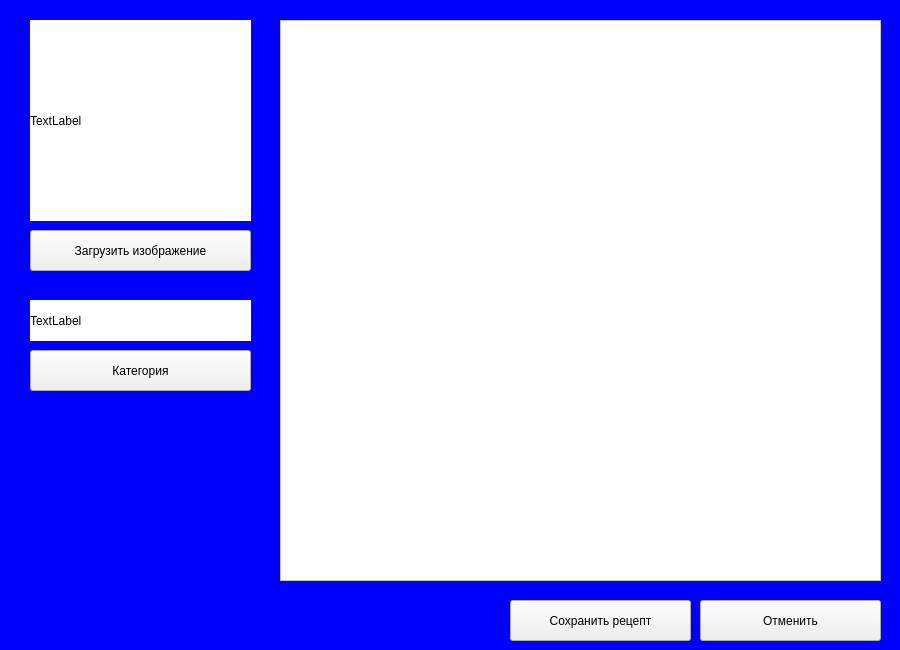
Krasnoffsky/Study, file Visual Programming/CourseWork/Part2/ReceptBook/newrecordwidget.ui: the form before one commit.
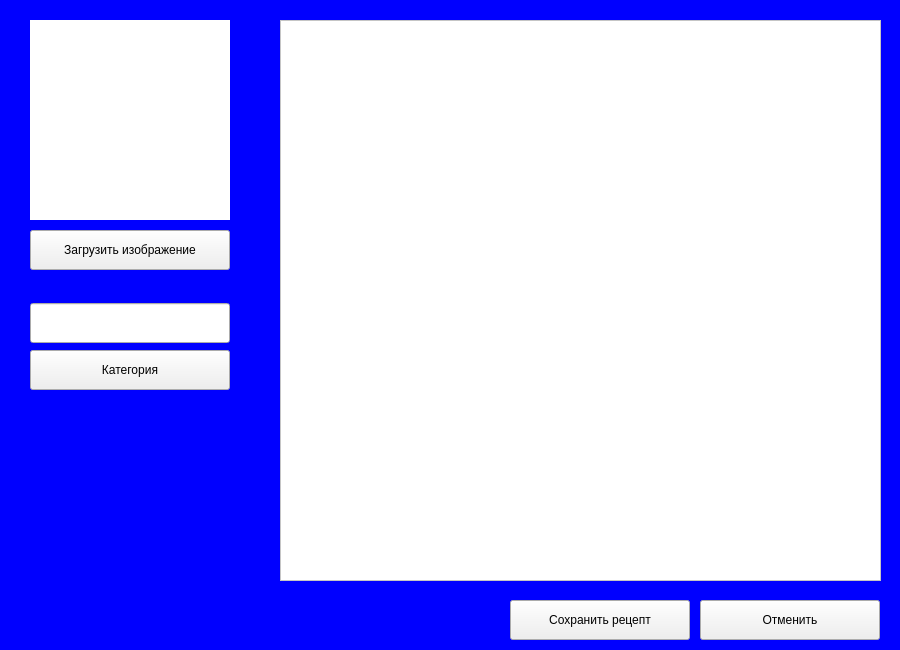
The form after the commit.

What changed in the file:
```diff
--- a/Visual Programming/CourseWork/Part2/ReceptBook/newrecordwidget.ui
+++ b/Visual Programming/CourseWork/Part2/ReceptBook/newrecordwidget.ui
@@ -24,25 +24,12 @@
     <rect>
      <x>30</x>
      <y>20</y>
-     <width>221</width>
-     <height>201</height>
+     <width>200</width>
+     <height>200</height>
     </rect>
    </property>
    <property name="text">
-    <string>TextLabel</string>
-   </property>
-  </widget>
-  <widget class="QLabel" name="nameLabel">
-   <property name="geometry">
-    <rect>
-     <x>30</x>
-     <y>300</y>
-     <width>221</width>
-     <height>41</height>
-    </rect>
-   </property>
-   <property name="text">
-    <string>TextLabel</string>
+    <string/>
    </property>
   </widget>
   <widget class="QPushButton" name="addPicButton">
@@ -50,8 +37,8 @@
     <rect>
      <x>30</x>
      <y>230</y>
-     <width>221</width>
-     <height>41</height>
+     <width>200</width>
+     <height>40</height>
     </rect>
    </property>
    <property name="text">
@@ -63,8 +50,8 @@
     <rect>
      <x>30</x>
      <y>350</y>
-     <width>221</width>
-     <height>41</height>
+     <width>200</width>
+     <height>40</height>
     </rect>
    </property>
    <property name="text">
@@ -86,8 +73,8 @@
     <rect>
      <x>510</x>
      <y>600</y>
-     <width>181</width>
-     <height>41</height>
+     <width>180</width>
+     <height>40</height>
     </rect>
    </property>
    <property name="text">
@@ -99,14 +86,24 @@
     <rect>
      <x>700</x>
      <y>600</y>
-     <width>181</width>
-     <height>41</height>
+     <width>180</width>
+     <height>40</height>
     </rect>
    </property>
    <property name="text">
     <string>Отменить</string>
    </property>
   </widget>
+  <widget class="QLineEdit" name="nameLine">
+   <property name="geometry">
+    <rect>
+     <x>30</x>
+     <y>303</y>
+     <width>200</width>
+     <height>40</height>
+    </rect>
+   </property>
+  </widget>
  </widget>
  <resources/>
  <connections/>
```
Left out of the diff: 21 changed lines with no effect on the pictures.
